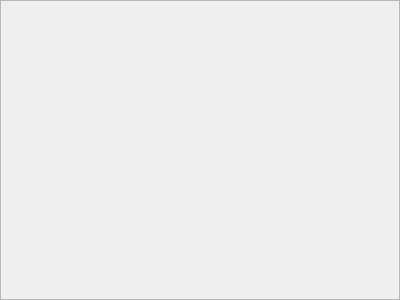
Above: Resource/Skin/ChatArea.ui from CNGoSeI/IMClient before the change. Below: the same form after it.
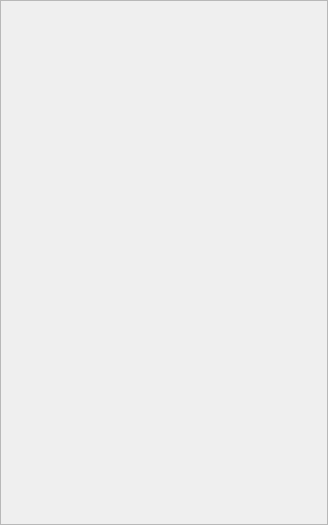
That is the form after the change.

Patch:
```diff
--- a/Resource/Skin/ChatArea.ui
+++ b/Resource/Skin/ChatArea.ui
@@ -6,12 +6,12 @@
    <rect>
     <x>0</x>
     <y>0</y>
-    <width>400</width>
-    <height>300</height>
+    <width>328</width>
+    <height>525</height>
    </rect>
   </property>
   <property name="sizePolicy">
-   <sizepolicy hsizetype="Expanding" vsizetype="Expanding">
+   <sizepolicy hsizetype="Expanding" vsizetype="Preferred">
     <horstretch>0</horstretch>
     <verstretch>0</verstretch>
    </sizepolicy>
@@ -37,6 +37,12 @@
    </property>
    <item>
     <widget class="QScrollArea" name="ScrollArea">
+     <property name="sizePolicy">
+      <sizepolicy hsizetype="Expanding" vsizetype="Preferred">
+       <horstretch>0</horstretch>
+       <verstretch>0</verstretch>
+      </sizepolicy>
+     </property>
      <property name="horizontalScrollBarPolicy">
       <enum>Qt::ScrollBarAlwaysOff</enum>
      </property>
@@ -48,10 +54,19 @@
        <rect>
         <x>0</x>
         <y>0</y>
-        <width>398</width>
-        <height>298</height>
+        <width>326</width>
+        <height>523</height>
        </rect>
       </property>
+      <property name="sizePolicy">
+       <sizepolicy hsizetype="Expanding" vsizetype="Preferred">
+        <horstretch>0</horstretch>
+        <verstretch>0</verstretch>
+       </sizepolicy>
+      </property>
+      <property name="styleSheet">
+       <string notr="true"/>
+      </property>
       <layout class="QVBoxLayout" name="verticalLayout_3">
        <property name="spacing">
         <number>0</number>
@@ -71,8 +86,24 @@
        <item>
         <layout class="QVBoxLayout" name="Layout_Scroll">
          <property name="spacing">
-          <number>0</number>
+          <number>2</number>
          </property>
+         <item>
+          <spacer name="verticalSpacer">
+           <property name="orientation">
+            <enum>Qt::Vertical</enum>
+           </property>
+           <property name="sizeType">
+            <enum>QSizePolicy::MinimumExpanding</enum>
+           </property>
+           <property name="sizeHint" stdset="0">
+            <size>
+             <width>20</width>
+             <height>40</height>
+            </size>
+           </property>
+          </spacer>
+         </item>
         </layout>
        </item>
       </layout>
```
Left out of the diff: 2 changed lines with no effect on the pictures.
